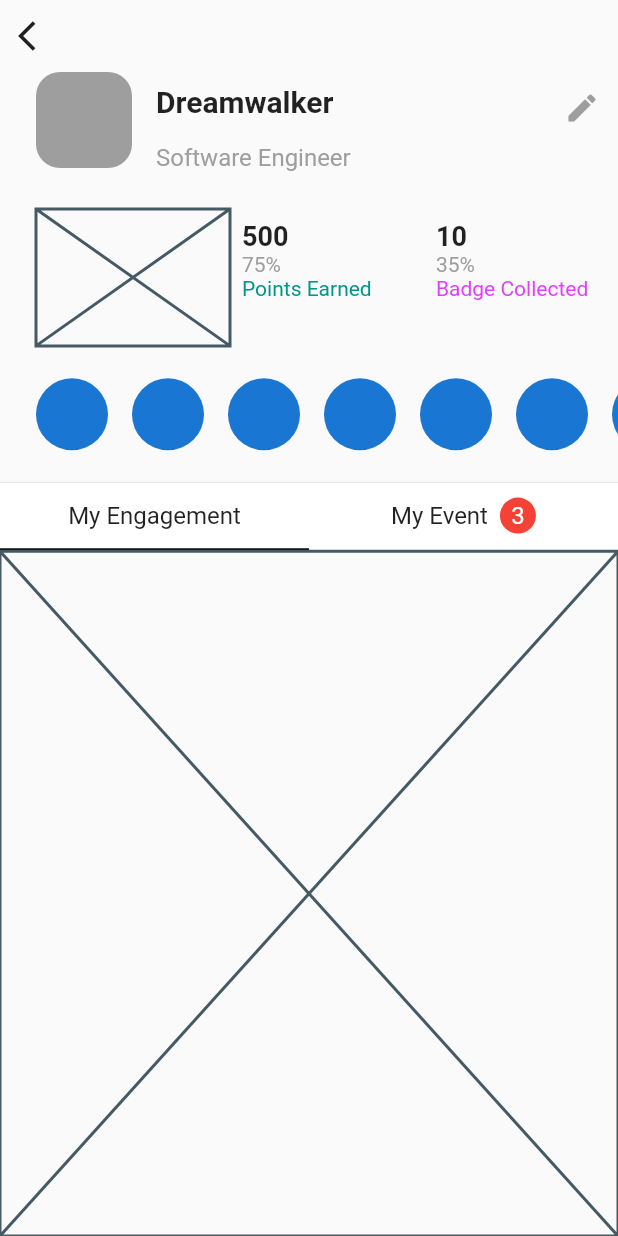
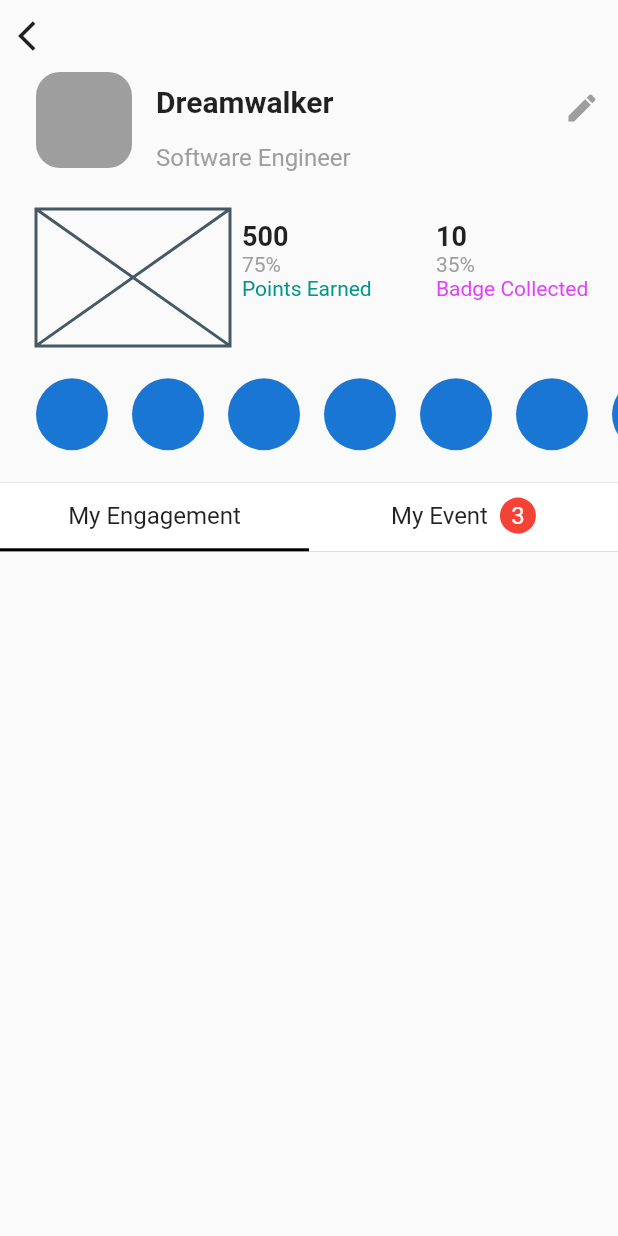
Before and after one commit to JAICHANGPARK/flutter_notebook_11th_story, a Flutter app: the IrysProfilePage screen opened directly, on a phone screen of 412 x 824 dp. Run offline on Flutter 3.47's test engine with Material 2 defaults, Android fonts, the phone set to English and light mode, and no system bars; our stand-ins replace backdrop, badges, flutter_inner_drawer, flutter_slidable, flutter_swiper, google_fonts; network calls fail.

Commit message:
Update irys_profile_page.dart

```diff
--- a/lib/ep727_irys_mobile_app/ui/irys_profile_page.dart
+++ b/lib/ep727_irys_mobile_app/ui/irys_profile_page.dart
@@ -219,7 +219,12 @@ class _IrysProfilePageState extends State<IrysProfilePage> {
               flex: 1,
             ),
             Expanded(
-              child: Placeholder(),
+              child: PageView(
+                scrollDirection: Axis.horizontal,
+                children: [
+                  Container(),
+                ],
+              ),
               flex: 10,
             ),
           ],
```
